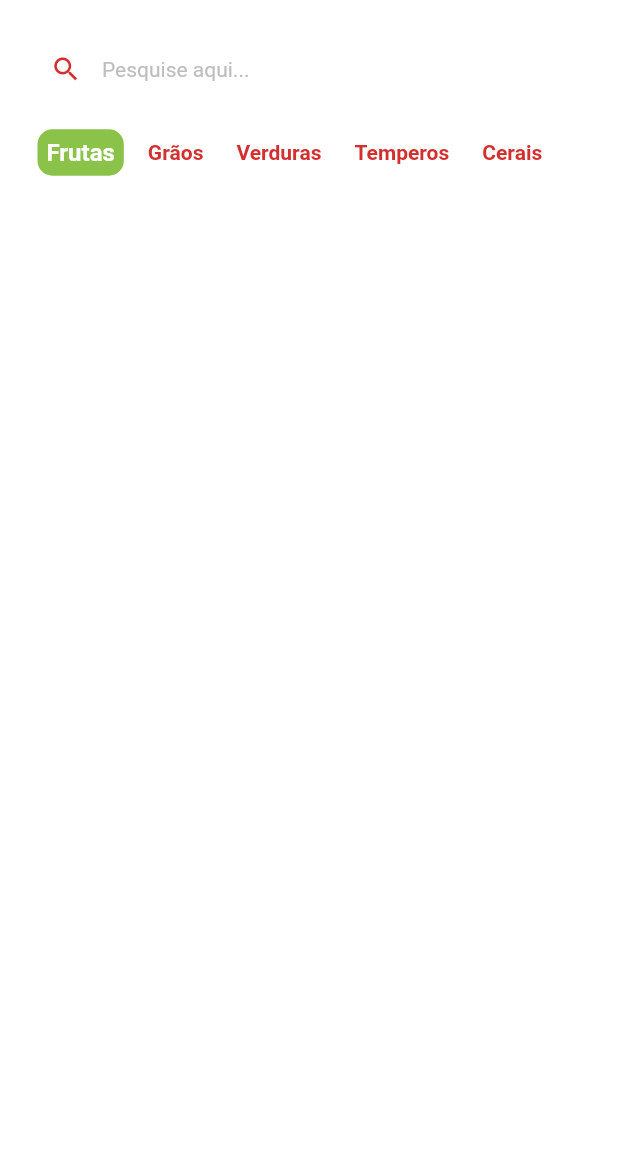
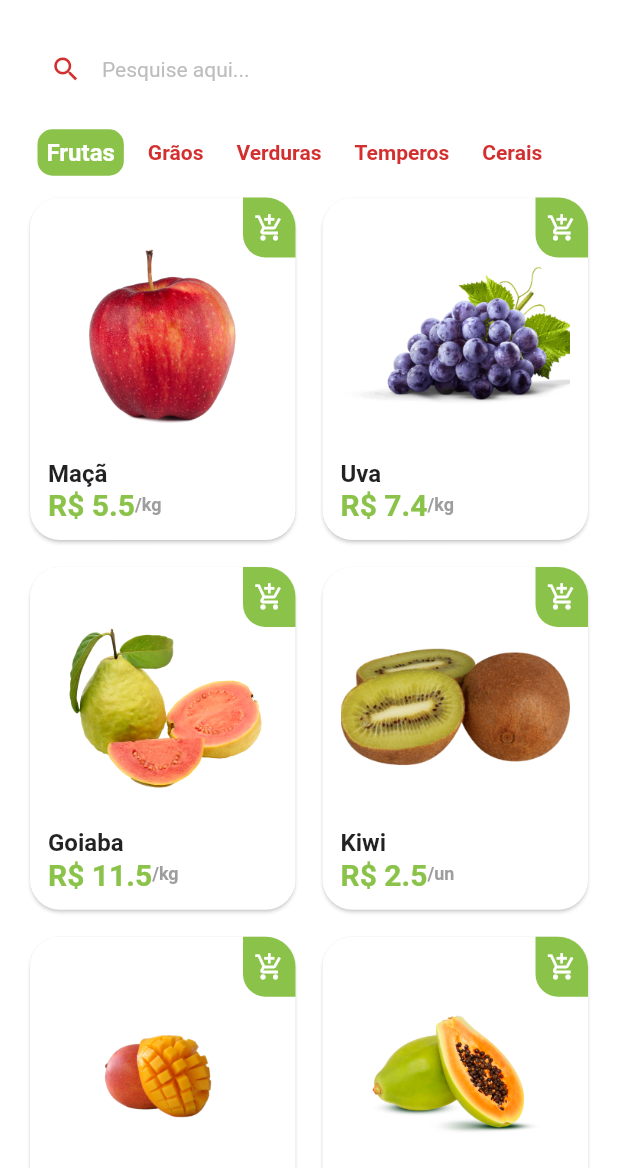
Before and after one commit to TiagoTinoco/GreenGrocer, a Flutter app: the HomeTab screen opened directly, on a phone screen of 412 x 824 dp, the part 68-1236 px from its top. Run offline on Flutter 3.47's test engine with Material 2 defaults, Android fonts, the phone set to English and light mode, and no system bars; drawn by our look-alikes of badges; our stand-ins replace animated_text_kit, mask_text_input_formatter.

Commit message:
Create ItemTile and increment on the HomeTab

```diff
--- /dev/null
+++ b/lib/src/pages/home/components/item_tile.dart
@@ -0,0 +1,87 @@
+import 'package:flutter/material.dart';
+import 'package:greengrocer/src/config/custom_colors.dart';
+import 'package:greengrocer/src/models/item_model.dart';
+
+class ItemTile extends StatelessWidget {
+  const ItemTile({
+    super.key,
+    required this.item,
+  });
+
+  final ItemModel item;
+
+  @override
+  Widget build(BuildContext context) {
+    return Stack(
+      children: [
+        Card(
+          elevation: 1,
+          shadowColor: Colors.grey.shade300,
+          shape: RoundedRectangleBorder(
+            borderRadius: BorderRadius.circular(20),
+          ),
+          child: Padding(
+            padding: const EdgeInsets.all(12),
+            child: Column(
+              crossAxisAlignment: CrossAxisAlignment.stretch,
+              children: [
+                Expanded(
+                  child: Image.asset(item.imgUrl),
+                ),
+                Text(
+                  item.itemName,
+                  style: const TextStyle(
+                    fontSize: 16,
+                    fontWeight: FontWeight.bold,
+                  ),
+                ),
+                Row(
+                  children: [
+                    Text(
+                      "R\$ ${item.price}",
+                      style: TextStyle(
+                        fontSize: 20,
+                        fontWeight: FontWeight.bold,
+                        color: CustomColors.customSwatchColor,
+                      ),
+                    ),
+                    Text(
+                      "/${item.unit}",
+                      style: TextStyle(
+                        fontSize: 12,
+                        fontWeight: FontWeight.bold,
+                        color: Colors.grey.shade500,
+                      ),
+                    ),
+                  ],
+                ),
+              ],
+            ),
+          ),
+        ),
+        Positioned(
+          top: 4,
+          right: 4,
+          child: GestureDetector(
+            child: Container(
+              height: 40,
+              width: 35,
+              decoration: BoxDecoration(
+                  color: CustomColors.customSwatchColor,
+                  borderRadius: const BorderRadius.only(
+                    topRight: Radius.circular(20),
+                    bottomLeft: Radius.circular(15),
+                  )),
+              child: const Icon(
+                Icons.add_shopping_cart_outlined,
+                size: 20,
+                color: Colors.white,
+              ),
+            ),
+            onTap: () {},
+          ),
+        ),
+      ],
+    );
+  }
+}
--- a/lib/src/pages/home/home_tab.dart
+++ b/lib/src/pages/home/home_tab.dart
@@ -1,6 +1,7 @@
 import 'package:badges/badges.dart';
 import 'package:flutter/material.dart';
 import 'package:greengrocer/src/config/custom_colors.dart';
+import 'package:greengrocer/src/pages/home/components/item_tile.dart';
 import 'components/category_tile.dart';
 import 'package:greengrocer/src/config/app_data.dart' as app_data;
 
@@ -108,6 +109,24 @@ class _HomeTabState extends State<HomeTab> {
               },
             ),
           ),
+          Expanded(
+            child: GridView.builder(
+              padding: const EdgeInsets.fromLTRB(16, 6, 16, 16),
+              physics: const BouncingScrollPhysics(),
+              itemCount: app_data.items.length,
+              gridDelegate: const SliverGridDelegateWithFixedCrossAxisCount(
+                crossAxisCount: 2,
+                mainAxisSpacing: 10,
+                crossAxisSpacing: 10,
+                childAspectRatio: 9 / 11.5,
+              ),
+              itemBuilder: (_, index) {
+                return ItemTile(
+                  item: app_data.items[index],
+                );
+              },
+            ),
+          ),
         ],
       ),
     );
--- a/pubspec.yaml
+++ b/pubspec.yaml
@@ -39,6 +39,7 @@ dependencies:
   animated_text_kit: ^4.2.2
   mask_text_input_formatter: ^2.4.0
   badges: ^2.0.1
+  intl: ^0.17.0
 
 dev_dependencies:
   flutter_test:
```
Also changed, not shown: pubspec.lock.
